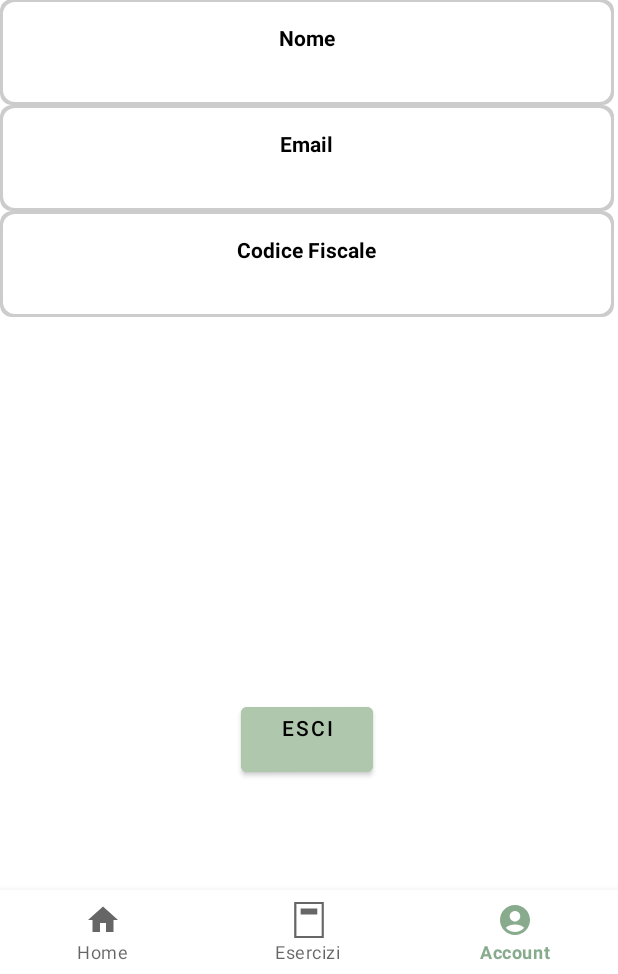
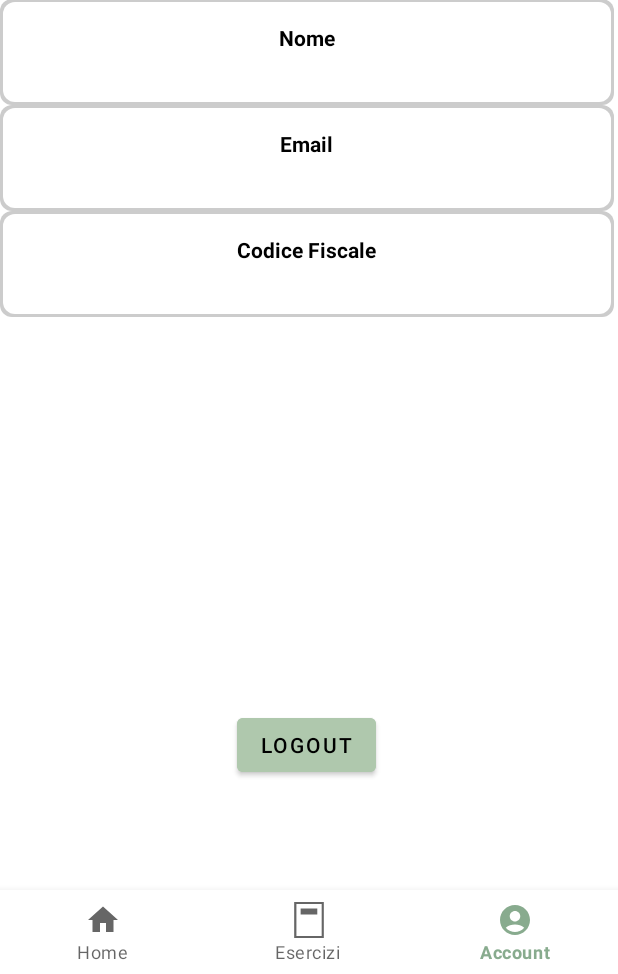
Before and after one commit to Software-Chasers-Plus/PronuntiApp, an Android app: the AccountFragmentLogopedista screen opened through its navigation route, on a phone screen of 412 x 824 dp, the part 262-1236 px from its top. Run offline under Robolectric (Android 15) with nearby library versions, the phone set to English and light mode, and no system bars; our stand-ins replace Firebase (no records; nobody signed in at launch, a user with empty details on screens opened directly), navigation-ui; 1 statement that could not run was skipped.

Commit message:
modifica bottone di logout

```diff
--- a/app/src/main/res/layout/fragment_account_logopedista.xml
+++ b/app/src/main/res/layout/fragment_account_logopedista.xml
@@ -115,11 +115,13 @@
             android:layout_width="wrap_content"
             android:layout_height="wrap_content"
             android:text="@string/logout"
-            android:textColor="@color/black"
-            android:layout_gravity="bottom|center_horizontal"
+            android:textColor="@android:color/black"
+            android:layout_gravity="center"
             android:elevation="15dp"
             android:backgroundTint="@color/secondaryLogopedista"
             />
+
+
 
         <Space
             android:layout_width="match_parent"
--- a/app/src/main/res/values/strings.xml
+++ b/app/src/main/res/values/strings.xml
@@ -12,7 +12,7 @@
     <string name="codicefiscale">Codice Fiscale</string>
     <string name="email_logopedista">Email logopedista</string>
     <string name="add">Aggiungi</string>
-    <string name="logout">Esci\n</string>
+    <string name="logout">Logout</string>
     <string name="children">I tuoi figli</string>
     <string name="add_child">Aggiungi Figlio</string>
     <string name="logopedista">Logopedista</string>
```
Also changed, not shown: 1 other file.
